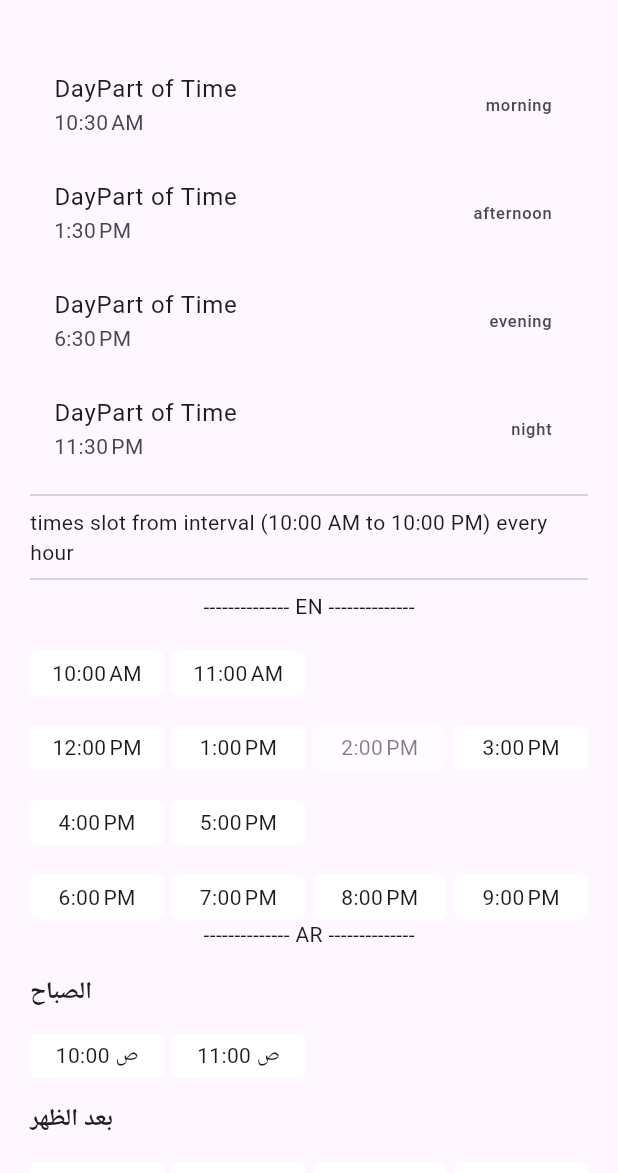
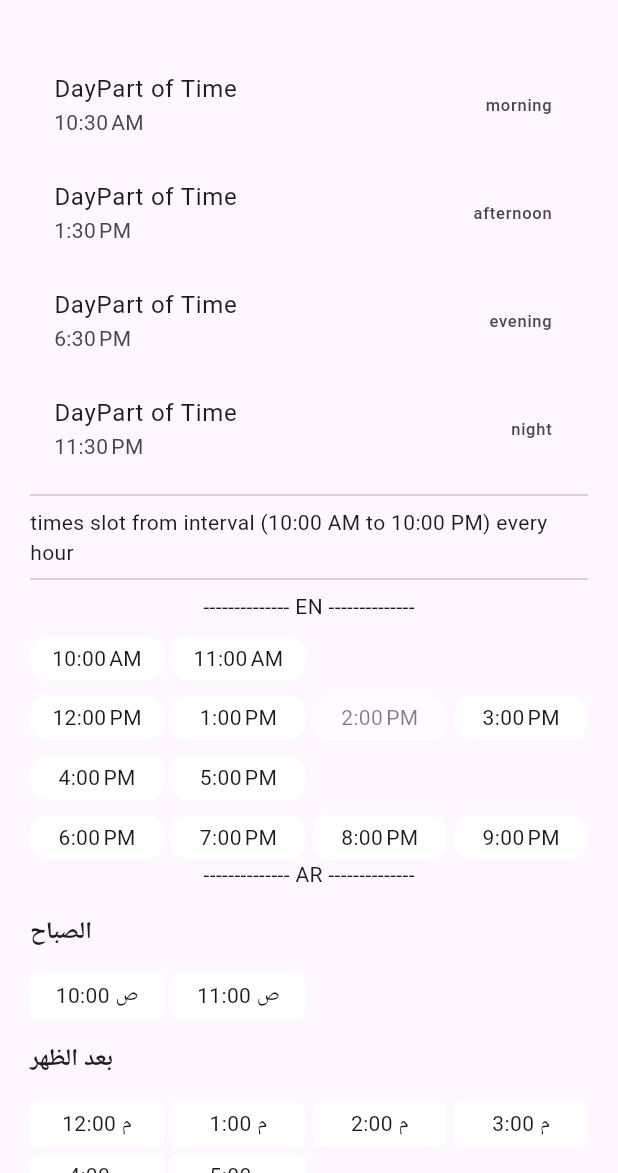
Before and after one commit to MohamedAbd0/time_slot, a Flutter app: the screen it shows after launch, on a phone screen of 412 x 824 dp, the part 63-1236 px from its top. Run offline on Flutter 3.47's test engine with Material 3 defaults, Android fonts, the phone set to English and light mode, and no system bars.

Commit message:
adding  border Radius of slot time card

````diff
--- a/example/lib/main.dart
+++ b/example/lib/main.dart
@@ -122,7 +122,8 @@ class _MyHomePageState extends State<MyHomePage> {
                 initTime: selectTime,
                 crossAxisCount: 4,
                 multiSelection: true,
-                mainAxisSpacing: 20,
+                mainAxisSpacing: 10,
+                borderRadius: BorderRadius.circular(12),
                 timeSlotInterval: const TimeSlotInterval(
                   start: TimeOfDay(hour: 10, minute: 00),
                   end: TimeOfDay(hour: 22, minute: 0),
--- a/lib/time_slot_from_interval.dart
+++ b/lib/time_slot_from_interval.dart
@@ -120,6 +120,13 @@ class TimesSlotGridViewFromInterval extends StatefulWidget {
   /// ```
   final List<DateTime>? disabledTimeSlots;
 
+  /// border Radius of slot time card
+  ///
+  /// ```dart
+  /// borderRadius: BorderRadius.circular(5)
+  /// ```
+  final BorderRadiusGeometry? borderRadius;
+
   const TimesSlotGridViewFromInterval({
     super.key,
     required this.initTime,
@@ -138,6 +145,7 @@ class TimesSlotGridViewFromInterval extends StatefulWidget {
     this.disabledColor,
     this.disabledTimeSlots,
     this.disabledTextColor,
+    this.borderRadius,
   });
 
   @override
@@ -208,6 +216,7 @@ class _TimesSlotGridViewFromIntervalState
       disabledColor: widget.disabledColor,
       disabledTimeSlots: widget.disabledTimeSlots,
       disabledTextColor: widget.disabledTextColor,
+      borderRadius: widget.borderRadius,
     );
   }
 
--- a/lib/time_slot_from_list.dart
+++ b/lib/time_slot_from_list.dart
@@ -116,6 +116,13 @@ class TimesSlotGridViewFromList extends StatefulWidget {
   /// ```
   final List<DateTime>? disabledTimeSlots;
 
+  /// border Radius of slot time card
+  ///
+  /// ```dart
+  /// borderRadius: BorderRadius.circular(5)
+  /// ```
+  final BorderRadiusGeometry? borderRadius;
+
   const TimesSlotGridViewFromList({
     super.key,
     required this.initTime,
@@ -134,6 +141,7 @@ class TimesSlotGridViewFromList extends StatefulWidget {
     this.disabledColor,
     this.disabledTimeSlots,
     this.disabledTextColor,
+    this.borderRadius,
   });
 
   @override
@@ -179,6 +187,7 @@ class _TimesSlotGridViewFromListState extends State<TimesSlotGridViewFromList> {
       disabledColor: widget.disabledColor,
       disabledTimeSlots: widget.disabledTimeSlots,
       disabledTextColor: widget.disabledTextColor,
+      borderRadius: widget.borderRadius,
     );
   }
 }
--- a/lib/widget/time_item_card.dart
+++ b/lib/widget/time_item_card.dart
@@ -14,6 +14,7 @@ class TimeItemCard extends StatelessWidget {
   final bool isDisabled;
   final Color? disabledColor;
   final Color? disabledTextColor;
+  final BorderRadiusGeometry? borderRadius;
 
   const TimeItemCard({
     super.key,
@@ -26,7 +27,8 @@ class TimeItemCard extends StatelessWidget {
     this.selectedColor,
     this.unSelectedColor,
     this.disabledColor,
-    required this.disabledTextColor,
+    this.disabledTextColor,
+    this.borderRadius,
   });
 
   @override
@@ -45,7 +47,7 @@ class TimeItemCard extends StatelessWidget {
               : isSelected
                   ? selectedColor ?? Theme.of(context).primaryColor
                   : unSelectedColor ?? Colors.white,
-          borderRadius: BorderRadius.circular(5),
+          borderRadius: borderRadius ?? BorderRadius.circular(5),
         ),
         child: Row(
           mainAxisAlignment: MainAxisAlignment.center,
--- a/lib/widget/time_slot_grid_view.dart
+++ b/lib/widget/time_slot_grid_view.dart
@@ -115,6 +115,13 @@ class TimeSlotGridView extends StatefulWidget {
   /// ```
   final List<DateTime>? disabledTimeSlots;
 
+  /// border Radius of slot time card
+  ///
+  /// ```dart
+  /// borderRadius: BorderRadius.circular(5)
+  /// ```
+  final BorderRadiusGeometry? borderRadius;
+
   const TimeSlotGridView({
     super.key,
     required this.initTime,
@@ -133,6 +140,7 @@ class TimeSlotGridView extends StatefulWidget {
     required this.disabledColor,
     required this.disabledTimeSlots,
     required this.disabledTextColor,
+    required this.borderRadius,
   });
 
   @override
@@ -233,6 +241,7 @@ class _TimeSlotGridViewState extends State<TimeSlotGridView> {
           unSelectedColor: widget.unSelectedColor,
           disabledColor: widget.disabledColor,
           disabledTextColor: widget.disabledTextColor,
+          borderRadius: widget.borderRadius,
           icon: widget.icon,
           isSelected: checkIsSelected(time),
           isDisabled: checkIsDisabled(time),
````
